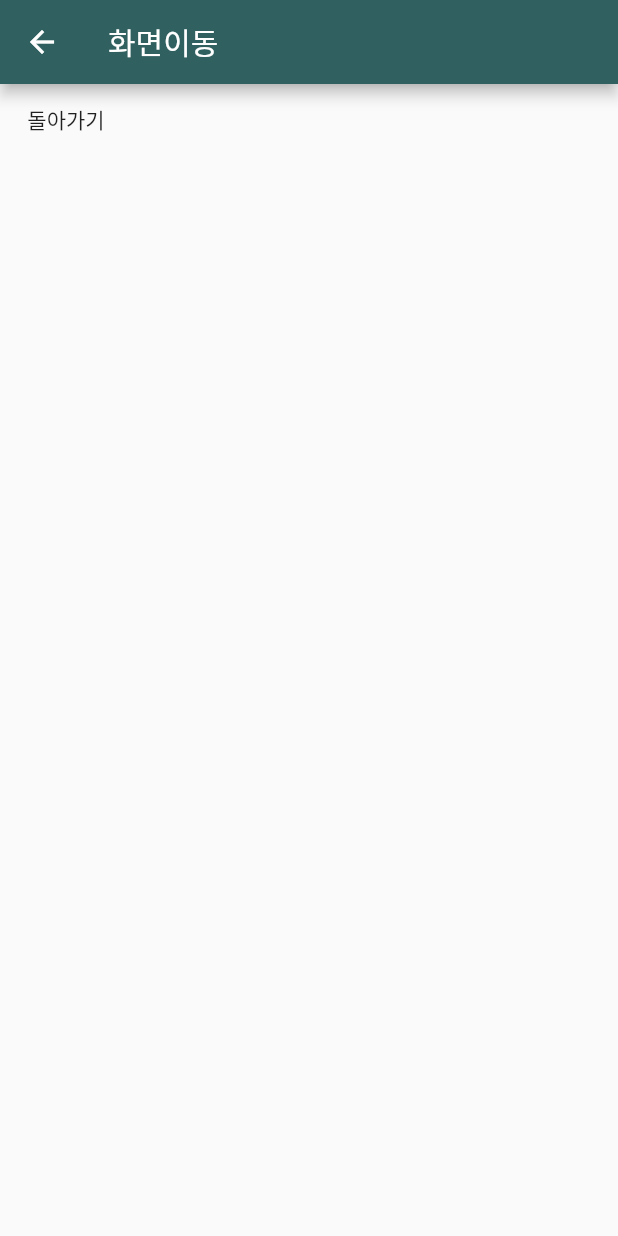
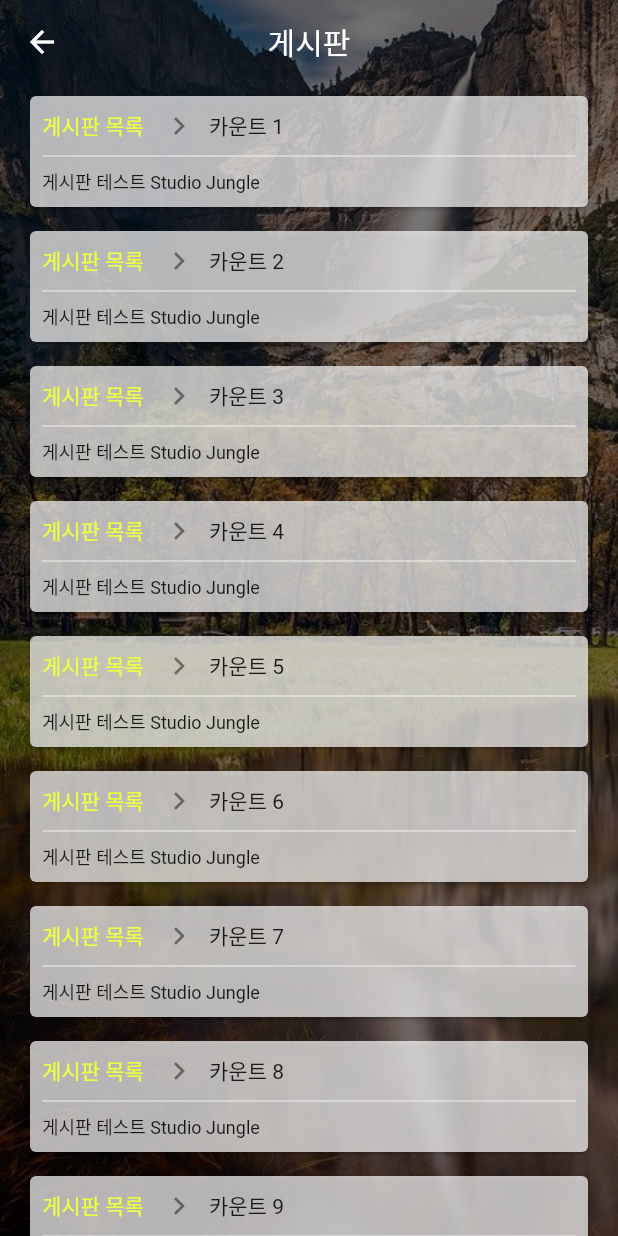
Before and after one commit to geojun01/CarMoa, a Flutter app: the screen it shows after launch, after a tap on "게시판", on a phone screen of 412 x 824 dp. Run offline on Flutter 3.47's test engine with Material 2 defaults, Android fonts, the phone set to English and light mode, and no system bars; our stand-ins replace font_awesome_flutter, simple_animations, sqflite; missing offline and left inert: sa_multi_tween; accounts and stored records are empty.

Commit message:
메인화면 스택 구조 변경 단일 화면으로 대체 (화면전환 성능 때문에 단일 화면 구조로 변경)

```diff
--- /dev/null
+++ b/lib/activity/board/board_home.dart
@@ -0,0 +1,80 @@
+import 'package:flutter/material.dart';
+
+class BoardHome extends StatefulWidget {
+  @override
+  _BoardHomeState createState() => _BoardHomeState();
+}
+
+class _BoardHomeState extends State<BoardHome> {
+  @override
+  Widget build(BuildContext context) {
+    final height = MediaQuery.of(context).size.height;
+    final width = MediaQuery.of(context).size.width;
+
+    return Stack(
+      children: [
+        Positioned(
+          height: height,
+          width: width,
+          child: Image.asset('assets/images/board_image.jpg', fit: BoxFit.none),
+        ),
+        Scaffold(
+          backgroundColor: Colors.black54,
+          appBar: AppBar(
+            title: Text('게시판'),
+            centerTitle: true,
+            backgroundColor: Colors.transparent,
+            elevation: 0,
+          ),
+          body: BoardList(),
+        )
+      ],
+    );
+  }
+}
+
+final List<int> items = List.generate(100, (index) => index + 1);
+
+class BoardList extends StatelessWidget {
+  @override
+  Widget build(BuildContext context) {
+    return Container(
+      child: ListView(
+        children: items
+            .map((i) => ListTile(
+                  title: itemList(context, i),
+                  onTap: () {
+                    Scaffold.of(context).showSnackBar(SnackBar(content: Text('클릭 확인 리스트 No $i')));
+                  },
+                ))
+            .toList(),
+      ),
+    );
+  }
+}
+
+Widget itemList(BuildContext context, int i) {
+  return Card(
+    color: Colors.white70,
+    child: Padding(
+      padding: const EdgeInsets.all(8.0),
+      child: Column(
+        mainAxisAlignment: MainAxisAlignment.start,
+        crossAxisAlignment: CrossAxisAlignment.start,
+        children: [
+          Row(
+            children: [
+              Text('게시판 목록 ', style: TextStyle(color: Colors.limeAccent)),
+              SizedBox(width: 8),
+              Icon(Icons.chevron_right),
+              SizedBox(width: 8),
+              Text('카운트 $i')
+            ],
+          ),
+          Divider(thickness: 1, color: Colors.white54),
+          Text('게시판 테스트 Studio Jungle', style: TextStyle(fontSize: 12))
+        ],
+      ),
+    ),
+  );
+}
--- a/lib/activity/car_icon_menu.dart
+++ b/lib/activity/car_icon_menu.dart
@@ -1,6 +1,6 @@
-import 'package:carmoa/activity/test.dart';
+import 'package:carmoa/activity/board/board_home.dart';
 import 'package:carmoa/config/config_style.dart';
-import 'file:///D:/Android-Files/carmoa/lib/config/provider/icon_menu.dart';
+import 'package:carmoa/config/provider/icon_menu.dart';
 import 'package:flutter/cupertino.dart';
 import 'package:flutter/material.dart';
 import 'package:font_awesome_flutter/font_awesome_flutter.dart';
@@ -14,20 +14,24 @@ class CarIconMenu extends StatelessWidget {
   @override
   Widget build(BuildContext context) {
     final menu = Provider.of<IconMenu>(context);
-    //var w = MediaQuery.of(context).size.width;
+
     double h = 70;
 
     return Row(
       children: [
+        // 메뉴 01
         Expanded(
           flex: menu.getMenuA(),
           child: AnimatedContainer(
             duration: Duration(milliseconds: 300),
-            color: menu.getMenuIndex() == 1
-                ? Colors.orangeAccent
-                : Colors.grey.withOpacity(0.9),
+            decoration: BoxDecoration(
+                gradient: LinearGradient(
+                    begin: Alignment.topLeft,
+                    end: Alignment.bottomRight,
+                    colors: menu.getMenuIndex() == 1
+                        ? [Colors.deepOrangeAccent, Colors.orangeAccent]
+                        : [Colors.grey, Colors.grey.withOpacity(0.5)])),
             curve: Curves.linear,
-            // width: w * menu.getMenuA(),
             height: h,
             child: Center(
               child: InkWell(
@@ -58,15 +62,19 @@ class CarIconMenu extends StatelessWidget {
             ),
           ),
         ),
+        // 메뉴 02
         Expanded(
           flex: menu.getMenuB(),
           child: AnimatedContainer(
             duration: Duration(milliseconds: 300),
-            color: menu.getMenuIndex() == 2
-                ? Colors.orangeAccent
-                : Colors.grey.withOpacity(0.7),
+            decoration: BoxDecoration(
+                gradient: LinearGradient(
+                    begin: Alignment.topLeft,
+                    end: Alignment.bottomRight,
+                    colors: menu.getMenuIndex() == 2
+                        ? [Colors.deepOrangeAccent, Colors.orangeAccent]
+                        : [Colors.grey, Colors.grey.withOpacity(0.5)])),
             curve: Curves.linear,
-            // width: w * menu.getMenuB(),
             height: h,
             child: Center(
               child: InkWell(
@@ -79,9 +87,52 @@ class CarIconMenu extends StatelessWidget {
                   mainAxisAlignment: MainAxisAlignment.center,
                   children: [
                     Icon(
-                      FontAwesomeIcons.chargingStation,
+                      FontAwesomeIcons.route,
                       size: menu.getMenuIndex() == 2 ? 40 : 24,
                       color: menu.getMenuIndex() == 2
+                          ? Colors.white70
+                          : Colors.black54,
+                    ),
+                    SizedBox(height: 6),
+                    Text('아름다운 길',
+                        style: TextStyle(
+                            fontSize: 12,
+                            color: Colors.black38,
+                            fontWeight: FontWeight.bold)),
+                  ],
+                ),
+              ),
+            ),
+          ),
+        ),
+        // 메뉴 03
+        Expanded(
+          flex: menu.getMenuC(),
+          child: AnimatedContainer(
+            duration: Duration(milliseconds: 300),
+            decoration: BoxDecoration(
+                gradient: LinearGradient(
+                    begin: Alignment.topLeft,
+                    end: Alignment.bottomRight,
+                    colors: menu.getMenuIndex() == 3
+                        ? [Colors.deepOrangeAccent, Colors.orangeAccent]
+                        : [Colors.grey, Colors.grey.withOpacity(0.5)])),
+            curve: Curves.linear,
+            height: h,
+            child: Center(
+              child: InkWell(
+                onTap: () {
+                  if (!menuOpen) {
+                    menu.menuSelect(3);
+                  }
+                },
+                child: Column(
+                  mainAxisAlignment: MainAxisAlignment.center,
+                  children: [
+                    Icon(
+                      FontAwesomeIcons.chargingStation,
+                      size: menu.getMenuIndex() == 3 ? 40 : 24,
+                      color: menu.getMenuIndex() == 3
                           ? Colors.white70
                           : Colors.black54,
                     ),
@@ -97,26 +148,30 @@ class CarIconMenu extends StatelessWidget {
             ),
           ),
         ),
+        // 메뉴 04
         Expanded(
-          flex: menu.getMenuC(),
+          flex: menu.getMenuD(),
           child: AnimatedContainer(
             duration: Duration(milliseconds: 300),
-            color: menu.getMenuIndex() == 3
-                ? Colors.orangeAccent
-                : Colors.grey.withOpacity(0.5),
+            decoration: BoxDecoration(
+                gradient: LinearGradient(
+                    begin: Alignment.topLeft,
+                    end: Alignment.bottomRight,
+                    colors: menu.getMenuIndex() == 4
+                        ? [Colors.deepOrangeAccent, Colors.orangeAccent]
+                        : [Colors.grey, Colors.grey.withOpacity(0.5)])),
             curve: Curves.linear,
-            // width: w * menu.getMenuC(),
             height: h,
             child: Center(
               child: InkWell(
                 onTap: () {
                   if (!menuOpen) {
-                    menu.menuSelect(3);
+                    menu.menuSelect(4);
                     Future.delayed(
-                      Duration(milliseconds: 300),
+                      Duration(milliseconds: 100),
                       () => {
                         Navigator.push(context,
-                            MaterialPageRoute(builder: (context) => Test()))
+                            MaterialPageRoute(builder: (context) => BoardHome()))
                       },
                     );
                   }
@@ -126,8 +181,8 @@ class CarIconMenu extends StatelessWidget {
                   children: [
                     Icon(
                       FontAwesomeIcons.sms,
-                      size: menu.getMenuIndex() == 3 ? 40 : 24,
-                      color: menu.getMenuIndex() == 3
+                      size: menu.getMenuIndex() == 4 ? 40 : 24,
+                      color: menu.getMenuIndex() == 4
                           ? Colors.white70
                           : Colors.black54,
                     ),
--- a/lib/activity/car_info_view.dart
+++ b/lib/activity/car_info_view.dart
@@ -1,6 +1,6 @@
 import 'package:carmoa/config/config_style.dart';
-import 'file:///D:/Android-Files/carmoa/lib/config/provider/model.dart';
-import 'file:///D:/Android-Files/carmoa/lib/config/provider/selected_menu.dart';
+import 'package:carmoa/config/provider/model.dart';
+import 'package:carmoa/config/provider/selected_menu.dart';
 import 'package:carmoa/data/car_data_model.dart';
 import 'package:carmoa/data/db_create.dart';
 import 'package:flutter/material.dart';
--- a/lib/activity/carmoa_home.dart
+++ b/lib/activity/carmoa_home.dart
@@ -1,11 +1,13 @@
 import 'package:carmoa/activity/car_icon_menu.dart';
 import 'package:carmoa/activity/car_info_view.dart';
+import 'package:carmoa/activity/weather.dart';
 import 'package:carmoa/config/config_style.dart';
-import 'file:///D:/Android-Files/carmoa/lib/config/provider/model.dart';
 import 'package:carmoa/config/my_behavior.dart';
-import 'file:///D:/Android-Files/carmoa/lib/config/provider/selected_menu.dart';
+import 'package:carmoa/config/provider/model.dart';
+import 'package:carmoa/config/provider/selected_menu.dart';
 import 'package:carmoa/data/car_data_model.dart';
 import 'package:carmoa/data/db_create.dart';
+import 'package:carmoa/main_screen/drawerScreen.dart';
 import 'package:carmoa/widgets/fade_in_ainmation.dart';
 import 'package:flutter/material.dart';
 import 'package:flutter/rendering.dart';
@@ -13,9 +15,6 @@ import 'package:font_awesome_flutter/font_awesome_flutter.dart';
 import 'package:provider/provider.dart';
 
 class MoaHome extends StatefulWidget {
-  final Function menuCallback;
-
-  MoaHome({@required this.menuCallback});
 
   @override
   _MoaHomeState createState() => _MoaHomeState();
@@ -38,6 +37,7 @@ class _MoaHomeState extends State<MoaHome> {
           child: SingleChildScrollView(
             child: Column(
               children: [
+                // AppBar 디자인
                 Padding(
                   padding: const EdgeInsets.symmetric(horizontal: 22.0),
                   child: Row(
@@ -45,14 +45,20 @@ class _MoaHomeState extends State<MoaHome> {
                     mainAxisAlignment: MainAxisAlignment.spaceBetween,
                     children: [
                       InkWell(
-                          onTap: widget.menuCallback,
-                          child: Icon(
-                            menuOpen
-                                ? FontAwesomeIcons.angleDoubleLeft
-                                : FontAwesomeIcons.bars,
-                            size: menuOpen ? 40 : 20,
-                            color: mainColor,
-                          )),
+                        onTap: () {
+                          Future.delayed(
+                            Duration(milliseconds: 100),
+                                () => {
+                              Navigator.push(context,
+                                  MaterialPageRoute(builder: (context) => DrawerScreen()))
+                            },
+                          );
+                        },
+                        child: Icon(FontAwesomeIcons.bars,
+                          size: 24,
+                          color: mainColor,
+                        ),
+                      ),
                       Column(
                         children: [
                           Text('CarMoa', style: titleBoldFont),
@@ -77,6 +83,7 @@ class _MoaHomeState extends State<MoaHome> {
                   ),
                 ),
                 SizedBox(height: 4),
+                // Main Body 디자인
                 Container(
                   decoration: BoxDecoration(
                       borderRadius: BorderRadius.only(
@@ -85,17 +92,19 @@ class _MoaHomeState extends State<MoaHome> {
                           bottomLeft: menuOpen
                               ? Radius.circular(40)
                               : Radius.circular(0)),
-                      color: Color.fromRGBO(230, 235, 235, 0.7)),
+                      color: Color.fromRGBO(220, 220, 220, 0.7)),
+                  // 실제 디자인 위젯 모음
                   child: Column(
                     children: [
-                      SizedBox(
-                        height: 30,
-                      ),
+                      SizedBox(height: 20),
+                      // 날씨 메뉴
+                      buildTopWeather(context),
+                      SizedBox(height: 30),
                       // 상단 메뉴 리스트
                       Container(
                         height: 110.0,
                         child: ListView.builder(
-                            padding: EdgeInsets.only(left: 20.0),
+                            padding: EdgeInsets.only(left: 16.0),
                             scrollDirection: Axis.horizontal,
                             itemCount: modifyType.length,
                             itemBuilder: (context, index) {
@@ -121,10 +130,27 @@ class _MoaHomeState extends State<MoaHome> {
                         },
                         child: Text('자료입력'),
                       ),
-                      SizedBox(
-                        height: 10,
+                      SizedBox(height: 10),
+                      CarIconMenu(),
+
+                      SizedBox(height: 10),
+                      Padding(
+                        padding: EdgeInsets.symmetric(horizontal: 16.0),
+                        child: Text('다음 메뉴'),
                       ),
-                      CarIconMenu(),
+                      SizedBox(height: 10),
+
+                      Padding(
+                        padding: EdgeInsets.symmetric(horizontal: 16.0),
+                        child: Container(
+                          alignment: Alignment.center,
+                          child: Text(
+                            'Copyright © & STUDIO JUNGLE. All Rights Reserved',
+                            style: TextStyle(fontSize: 10, color: Colors.grey),
+                          ),
+                        ),
+                      ),
+                      SizedBox(height: 10),
                     ],
                   ),
                 ),
--- a/lib/activity/test.dart
+++ /dev/null
@@ -1,16 +0,0 @@
-import 'package:flutter/material.dart';
-
-class Test extends StatelessWidget {
-  @override
-  Widget build(BuildContext context) {
-    return Scaffold(
-      appBar: AppBar(title: Text('화면이동'),),
-      body: Container(child: FlatButton(
-        onPressed: () {
-          Navigator.pop(context);
-        },
-        child: Text('돌아가기'),
-      ),),
-    );
-  }
-}
--- /dev/null
+++ b/lib/activity/weather.dart
@@ -0,0 +1,55 @@
+import 'package:carmoa/config/config_style.dart';
+import 'package:flutter/material.dart';
+import 'package:font_awesome_flutter/font_awesome_flutter.dart';
+
+Widget buildTopWeather(BuildContext context) {
+  var w = MediaQuery.of(context).size.width;
+
+  return Container(
+    width: w * 0.85,
+    height: 80,
+    decoration: BoxDecoration(
+      color: Color.fromRGBO(228, 228, 228, 1),
+      borderRadius: BorderRadius.all(Radius.circular(20)),
+      boxShadow: [
+        BoxShadow(
+            color: Colors.grey[500],
+            offset: Offset(4.0, 4.0),
+            blurRadius: 14.0,
+            spreadRadius: 1.0),
+        BoxShadow(
+            color: Colors.white,
+            offset: Offset(-4.0, -4.0),
+            blurRadius: 14.0,
+            spreadRadius: 1.0),
+      ],
+    ),
+    child: Column(
+      mainAxisAlignment: MainAxisAlignment.center,
+      children: [
+        Row(
+          mainAxisAlignment: MainAxisAlignment.center,
+          children: [
+            Icon(weatherIcons[10], color: Colors.cyan),
+            SizedBox(width: 20),
+            Icon(
+              FontAwesomeIcons.mapMarkerAlt,
+              color: Theme.of(context).primaryColor,
+              size: 14,
+            ),
+            SizedBox(width: 4),
+            Text(
+              '완월동 현재 날씨 정보',
+              style: TextStyle(
+                  fontSize: 14, color: Theme.of(context).primaryColor),
+            )
+          ],
+        ),
+        SizedBox(height: 6),
+        Text('대체로 구름이 조금 끼고 바람이 많이 불 예정',
+            style: TextStyle(
+                fontSize: 14, color: Theme.of(context).primaryColor))
+      ],
+    ),
+  );
+}
--- a/lib/config/config_style.dart
+++ b/lib/config/config_style.dart
@@ -70,3 +70,17 @@ List<IconData> animalIcons = [
   FontAwesomeIcons.fish,
   FontAwesomeIcons.paw,
 ];
+
+List<IconData> weatherIcons = [
+  FontAwesomeIcons.wind,
+  FontAwesomeIcons.bolt,
+  FontAwesomeIcons.smog,
+  FontAwesomeIcons.cloud,
+  FontAwesomeIcons.sun,
+  FontAwesomeIcons.umbrella,
+  FontAwesomeIcons.pooStorm,
+  FontAwesomeIcons.cloudSunRain,
+  FontAwesomeIcons.cloudSun,
+  FontAwesomeIcons.cloudShowersHeavy,
+  FontAwesomeIcons.snowflake,
+];
--- a/lib/config/provider/icon_menu.dart
+++ b/lib/config/provider/icon_menu.dart
@@ -7,10 +7,12 @@ class IconMenu with ChangeNotifier {
   int _menuA = 2;
   int _menuB = 1;
   int _menuC = 1;
+  int _menuD = 1;
 
   getMenuA() => _menuA;
   getMenuB() => _menuB;
   getMenuC() => _menuC;
+  getMenuD() => _menuD;
 
   getMenuIndex() => _index;
 
@@ -22,16 +24,25 @@ class IconMenu with ChangeNotifier {
         _menuA = 2;
         _menuB = 1;
         _menuC = 1;
+        _menuD = 1;
         break;
       case 2:
         _menuA = 1;
         _menuB = 2;
         _menuC = 1;
+        _menuD = 1;
         break;
       case 3:
         _menuA = 1;
         _menuB = 1;
         _menuC = 2;
+        _menuD = 1;
+        break;
+      case 4:
+        _menuA = 1;
+        _menuB = 1;
+        _menuC = 1;
+        _menuD = 2;
         break;
     }
     notifyListeners();
--- a/lib/main.dart
+++ b/lib/main.dart
@@ -1,7 +1,7 @@
 import 'package:carmoa/config/config_style.dart';
-import 'file:///D:/Android-Files/carmoa/lib/config/provider/icon_menu.dart';
-import 'file:///D:/Android-Files/carmoa/lib/config/provider/model.dart';
-import 'file:///D:/Android-Files/carmoa/lib/config/provider/selected_menu.dart';
+import 'package:carmoa/config/provider/icon_menu.dart';
+import 'package:carmoa/config/provider/model.dart';
+import 'package:carmoa/config/provider/selected_menu.dart';
 import 'package:flutter/material.dart';
 import 'package:provider/provider.dart';
 import 'main_screen/mainScreen.dart';
--- a/lib/main_screen/mainScreen.dart
+++ b/lib/main_screen/mainScreen.dart
@@ -1,9 +1,5 @@
 import 'package:carmoa/activity/carmoa_home.dart';
-import 'package:carmoa/config/config_style.dart';
-import 'package:carmoa/config/provider/icon_menu.dart';
-import 'package:carmoa/main_screen/drawerScreen.dart';
 import 'package:flutter/material.dart';
-import 'package:provider/provider.dart';
 
 class MainScreen extends StatefulWidget {
   @override
@@ -12,57 +8,14 @@ class MainScreen extends StatefulWidget {
 
 class _MainScreenState extends State<MainScreen>
     with SingleTickerProviderStateMixin {
-  AnimationController _animationController;
-  Animation<double> scaleAnimation;
-  Duration duration = Duration(milliseconds: 300);
-
-  @override
-  void initState() {
-    super.initState();
-    _animationController = AnimationController(vsync: this, duration: duration);
-    scaleAnimation =
-        Tween<double>(begin: 1, end: 0.75).animate(_animationController);
-  }
-
-  @override
-  void dispose() {
-    _animationController.dispose();
-    super.dispose();
-  }
 
   @override
   Widget build(BuildContext context) {
-    final deviceWidth = MediaQuery.of(context).size.width;
 
     // WillPopScope = 뒤로가기 종료 이벤트를 처리하기 위한 위젯
     return WillPopScope(
       onWillPop: _onBackPressed,
-      child: Stack(
-        children: [
-          DrawerScreen(),
-          AnimatedPositioned(
-            duration: duration,
-            top: 0,
-            bottom: 0,
-            left: menuOpen ? deviceWidth * 0.4: 0.0,
-            right: menuOpen ? deviceWidth * -0.35 : 0.0,
-            child: ScaleTransition(
-              scale: scaleAnimation,
-              child: MoaHome(
-                menuCallback: () {
-                  setState(() {
-                    menuOpen = !menuOpen;
-                    if (menuOpen)
-                      _animationController.forward();
-                    else
-                      _animationController.reverse();
-                  });
-                },
-              ),
-            ),
-          ),
-        ],
-      ),
+      child: MoaHome(),
     );
   }
 
--- a/lib/widgets/destination_carousel.dart
+++ /dev/null
@@ -1,38 +0,0 @@
-import 'package:flutter/material.dart';
-
-class DestinationCarousel extends StatelessWidget {
-  @override
-  Widget build(BuildContext context) {
-    return Column(
-      children: [
-        Padding(
-          padding: EdgeInsets.symmetric(horizontal: 20.0),
-          child: Row(
-            mainAxisAlignment: MainAxisAlignment.spaceAround,
-            children: [
-              Text(
-                'Top Destinations',
-                style: TextStyle(
-                    fontSize: 22.0,
-                    fontWeight: FontWeight.bold,
-                    letterSpacing: 1.5),
-              ),
-              GestureDetector(
-                onTap: () => print("See all"),
-                child: Text(
-                  'See all',
-                  style: TextStyle(
-                    color: Theme.of(context).accentColor,
-                    fontSize: 16.0,
-                    fontWeight: FontWeight.w600,
-                    letterSpacing: 1.0,
-                  ),
-                ),
-              ),
-            ],
-          ),
-        ),
-      ],
-    );
-  }
-}
--- a/pubspec.yaml
+++ b/pubspec.yaml
@@ -26,13 +26,14 @@ dependencies:
 
   cupertino_icons: ^1.0.0
   provider: ^4.3.2+3
-  flutter_slidable: ^0.5.7
+  sqflite: ^1.3.0
+  http: ^0.12.2
   font_awesome_flutter: ^8.5.0
   intl: ^0.16.1
   shared_preferences: ^0.5.3+2
   sa_multi_tween: ^1.1.3
   simple_animations: ^2.3.1
-  sqflite: ^1.3.0
+  #  flutter_slidable: ^0.5.7
 
 dev_dependencies:
   flutter_test:
```
Also changed, not shown: assets/images/bg-image.png (deleted), assets/images/board.jpg (added), assets/images/board_image.jpg (added), assets/images/sorento.png (deleted), pubspec.lock.
